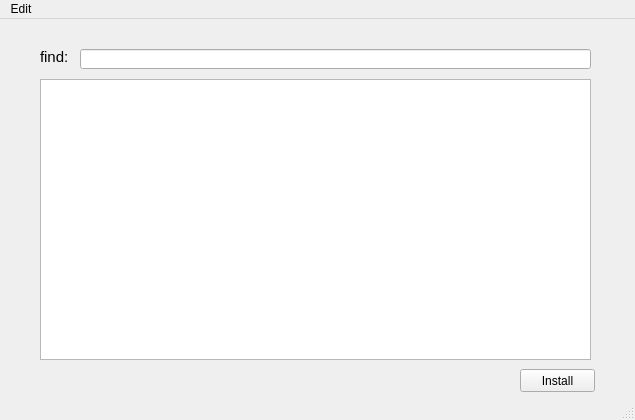
Old version of the form mainwindow.ui in the repository huynd2210/AutomaticInstaller.
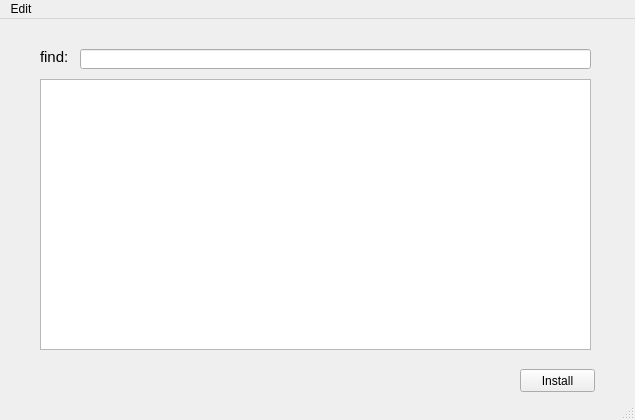
New version of the form.

What changed in the file:
```diff
--- a/mainwindow.ui
+++ b/mainwindow.ui
@@ -14,16 +14,6 @@
    <string>MainWindow</string>
   </property>
   <widget class="QWidget" name="centralwidget">
-   <widget class="QListWidget" name="listWidget">
-    <property name="geometry">
-     <rect>
-      <x>40</x>
-      <y>60</y>
-      <width>551</width>
-      <height>281</height>
-     </rect>
-    </property>
-   </widget>
    <widget class="QLabel" name="label">
     <property name="geometry">
      <rect>
@@ -65,6 +55,16 @@
      <string>Install</string>
     </property>
    </widget>
+   <widget class="QTableWidget" name="tableWidget">
+    <property name="geometry">
+     <rect>
+      <x>40</x>
+      <y>60</y>
+      <width>551</width>
+      <height>271</height>
+     </rect>
+    </property>
+   </widget>
   </widget>
   <widget class="QMenuBar" name="menubar">
    <property name="geometry">
```
